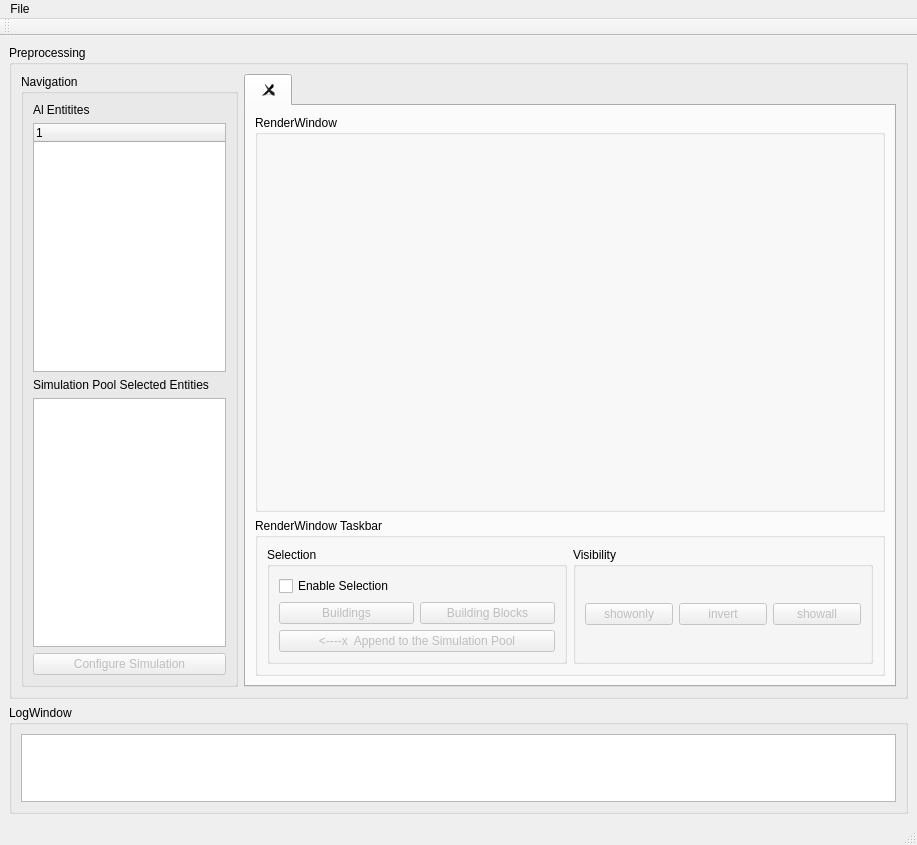
onaycan/3dCity_LOD1_rep, file gui_designer/ideas4all_city_simulator_gui.ui: the form before one commit.
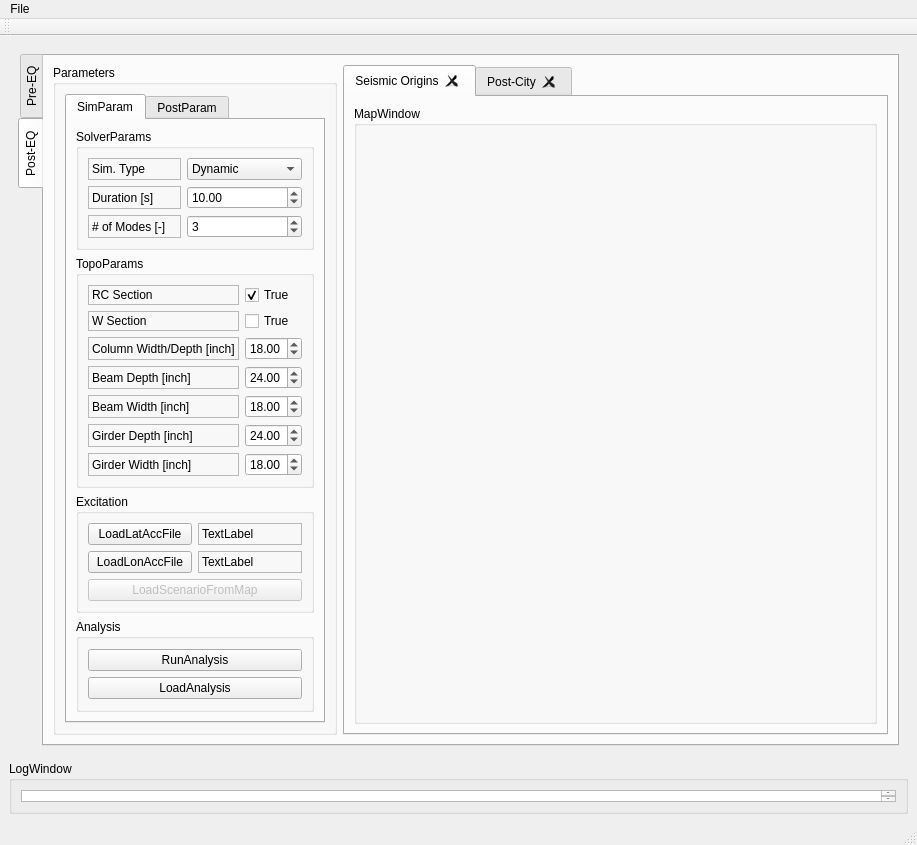
The form after the commit.

Diff of the .ui file:
```diff
--- a/gui_designer/ideas4all_city_simulator_gui.ui
+++ b/gui_designer/ideas4all_city_simulator_gui.ui
@@ -26,19 +26,29 @@
      <verstretch>8</verstretch>
     </sizepolicy>
    </property>
-   <layout class="QVBoxLayout" name="verticalLayout">
+   <layout class="QVBoxLayout" name="verticalLayout_8">
     <item>
-     <widget class="QGroupBox" name="groupBox_mainframe">
+     <widget class="QWidget" name="widget_mainframe" native="true">
       <property name="sizePolicy">
        <sizepolicy hsizetype="Preferred" vsizetype="Preferred">
         <horstretch>0</horstretch>
         <verstretch>6</verstretch>
        </sizepolicy>
       </property>
-      <property name="title">
-       <string>Preprocessing</string>
-      </property>
-      <layout class="QHBoxLayout" name="horizontalLayout_2">
+      <layout class="QHBoxLayout" name="horizontalLayout_8">
+       <item>
+        <widget class="QTabWidget" name="preeq_post_tabwidget">
+         <property name="tabPosition">
+          <enum>QTabWidget::West</enum>
+         </property>
+         <property name="currentIndex">
+          <number>1</number>
+         </property>
+         <widget class="QWidget" name="pretab">
+          <attribute name="title">
+           <string>Pre-EQ</string>
+          </attribute>
+          <layout class="QHBoxLayout" name="horizontalLayout_4">
        <item>
         <widget class="QGroupBox" name="groupBox">
          <property name="sizePolicy">
@@ -54,7 +64,7 @@
           <item>
            <widget class="QLabel" name="label_2">
             <property name="text">
-             <string>Al Entitites</string>
+                 <string>All Entitites</string>
             </property>
            </widget>
           </item>
@@ -112,7 +122,7 @@
            </sizepolicy>
           </property>
           <attribute name="title">
-           <string/>
+               <string>Pre-City</string>
           </attribute>
           <layout class="QVBoxLayout" name="verticalLayout_3">
            <item>
@@ -124,7 +134,7 @@
               </sizepolicy>
              </property>
              <property name="title">
-              <string>RenderWindow</string>
+                  <string>PreRenderWindow</string>
              </property>
              <layout class="QVBoxLayout" name="verticalLayout_5">
               <item>
@@ -247,6 +257,440 @@
                </widget>
               </item>
              </layout>
+                </widget>
+               </item>
+              </layout>
+             </widget>
+            </widget>
+           </item>
+          </layout>
+         </widget>
+         <widget class="QWidget" name="posttab">
+          <attribute name="title">
+           <string>Post-EQ</string>
+          </attribute>
+          <layout class="QHBoxLayout" name="horizontalLayout_9">
+           <item>
+            <widget class="QGroupBox" name="groupBox_4">
+             <property name="sizePolicy">
+              <sizepolicy hsizetype="Preferred" vsizetype="Preferred">
+               <horstretch>1</horstretch>
+               <verstretch>0</verstretch>
+              </sizepolicy>
+             </property>
+             <property name="title">
+              <string>Parameters</string>
+             </property>
+             <layout class="QHBoxLayout" name="horizontalLayout_6">
+              <item>
+               <widget class="QTabWidget" name="tabWidget_2">
+                <property name="currentIndex">
+                 <number>0</number>
+                </property>
+                <widget class="QWidget" name="simulation_tab">
+                 <attribute name="title">
+                  <string>SimParam</string>
+                 </attribute>
+                 <layout class="QVBoxLayout" name="verticalLayout_10">
+                  <item>
+                   <widget class="QGroupBox" name="groupBox_7">
+                    <property name="title">
+                     <string>SolverParams</string>
+                    </property>
+                    <property name="flat">
+                     <bool>true</bool>
+                    </property>
+                    <layout class="QGridLayout" name="gridLayout_2">
+                     <item row="0" column="0">
+                      <layout class="QGridLayout" name="gridLayout">
+                       <item row="1" column="0">
+                        <widget class="QLabel" name="label_3">
+                         <property name="frameShape">
+                          <enum>QFrame::StyledPanel</enum>
+                         </property>
+                         <property name="frameShadow">
+                          <enum>QFrame::Raised</enum>
+                         </property>
+                         <property name="text">
+                          <string>Sim. Type</string>
+                         </property>
+                        </widget>
+                       </item>
+                       <item row="1" column="1">
+                        <widget class="QComboBox" name="comboBox">
+                         <item>
+                          <property name="text">
+                           <string>Dynamic</string>
+                          </property>
+                         </item>
+                         <item>
+                          <property name="text">
+                           <string>Static Pushover</string>
+                          </property>
+                         </item>
+                        </widget>
+                       </item>
+                       <item row="2" column="0">
+                        <widget class="QLabel" name="label_4">
+                         <property name="frameShape">
+                          <enum>QFrame::StyledPanel</enum>
+                         </property>
+                         <property name="frameShadow">
+                          <enum>QFrame::Sunken</enum>
+                         </property>
+                         <property name="text">
+                          <string>Duration [s]</string>
+                         </property>
+                        </widget>
+                       </item>
+                       <item row="3" column="0">
+                        <widget class="QLabel" name="label_5">
+                         <property name="frameShape">
+                          <enum>QFrame::StyledPanel</enum>
+                         </property>
+                         <property name="text">
+                          <string># of Modes [-]</string>
+                         </property>
+                        </widget>
+                       </item>
+                       <item row="3" column="1">
+                        <widget class="QSpinBox" name="spinBox">
+                         <property name="value">
+                          <number>3</number>
+                         </property>
+                        </widget>
+                       </item>
+                       <item row="2" column="1">
+                        <widget class="QDoubleSpinBox" name="doubleSpinBox">
+                         <property name="value">
+                          <double>10.000000000000000</double>
+                         </property>
+                        </widget>
+                       </item>
+                      </layout>
+                     </item>
+                    </layout>
+                   </widget>
+                  </item>
+                  <item>
+                   <widget class="QGroupBox" name="groupBox_8">
+                    <property name="title">
+                     <string>TopoParams</string>
+                    </property>
+                    <property name="flat">
+                     <bool>true</bool>
+                    </property>
+                    <layout class="QGridLayout" name="gridLayout_4">
+                     <item row="0" column="0">
+                      <layout class="QGridLayout" name="gridLayout_3">
+                       <item row="1" column="0">
+                        <widget class="QLabel" name="label_7">
+                         <property name="frameShape">
+                          <enum>QFrame::StyledPanel</enum>
+                         </property>
+                         <property name="text">
+                          <string>W Section</string>
+                         </property>
+                        </widget>
+                       </item>
+                       <item row="6" column="0">
+                        <widget class="QLabel" name="label_10">
+                         <property name="frameShape">
+                          <enum>QFrame::StyledPanel</enum>
+                         </property>
+                         <property name="text">
+                          <string>Girder Width [inch]</string>
+                         </property>
+                        </widget>
+                       </item>
+                       <item row="3" column="0">
+                        <widget class="QLabel" name="label_9">
+                         <property name="frameShape">
+                          <enum>QFrame::StyledPanel</enum>
+                         </property>
+                         <property name="text">
+                          <string>Beam Depth [inch]</string>
+                         </property>
+                        </widget>
+                       </item>
+                       <item row="4" column="0">
+                        <widget class="QLabel" name="label_11">
+                         <property name="frameShape">
+                          <enum>QFrame::StyledPanel</enum>
+                         </property>
+                         <property name="text">
+                          <string>Beam Width [inch]</string>
+                         </property>
+                        </widget>
+                       </item>
+                       <item row="2" column="0">
+                        <widget class="QLabel" name="label_8">
+                         <property name="frameShape">
+                          <enum>QFrame::StyledPanel</enum>
+                         </property>
+                         <property name="text">
+                          <string>Column Width/Depth [inch]</string>
+                         </property>
+                        </widget>
+                       </item>
+                       <item row="5" column="0">
+                        <widget class="QLabel" name="label_12">
+                         <property name="frameShape">
+                          <enum>QFrame::StyledPanel</enum>
+                         </property>
+                         <property name="text">
+                          <string>Girder Depth [inch]</string>
+                         </property>
+                        </widget>
+                       </item>
+                       <item row="0" column="0">
+                        <widget class="QLabel" name="label_6">
+                         <property name="frameShape">
+                          <enum>QFrame::StyledPanel</enum>
+                         </property>
+                         <property name="text">
+                          <string>RC Section</string>
+                         </property>
+                        </widget>
+                       </item>
+                       <item row="0" column="1">
+                        <widget class="QCheckBox" name="checkBox">
+                         <property name="text">
+                          <string>True</string>
+                         </property>
+                         <property name="checked">
+                          <bool>true</bool>
+                         </property>
+                        </widget>
+                       </item>
+                       <item row="1" column="1">
+                        <widget class="QCheckBox" name="checkBox_2">
+                         <property name="text">
+                          <string>True</string>
+                         </property>
+                        </widget>
+                       </item>
+                       <item row="2" column="1">
+                        <widget class="QDoubleSpinBox" name="doubleSpinBox_2">
+                         <property name="minimum">
+                          <double>10.000000000000000</double>
+                         </property>
+                         <property name="maximum">
+                          <double>30.000000000000000</double>
+                         </property>
+                         <property name="value">
+                          <double>18.000000000000000</double>
+                         </property>
+                        </widget>
+                       </item>
+                       <item row="3" column="1">
+                        <widget class="QDoubleSpinBox" name="doubleSpinBox_3">
+                         <property name="minimum">
+                          <double>10.000000000000000</double>
+                         </property>
+                         <property name="maximum">
+                          <double>30.000000000000000</double>
+                         </property>
+                         <property name="value">
+                          <double>24.000000000000000</double>
+                         </property>
+                        </widget>
+                       </item>
+                       <item row="4" column="1">
+                        <widget class="QDoubleSpinBox" name="doubleSpinBox_4">
+                         <property name="minimum">
+                          <double>10.000000000000000</double>
+                         </property>
+                         <property name="maximum">
+                          <double>30.000000000000000</double>
+                         </property>
+                         <property name="value">
+                          <double>18.000000000000000</double>
+                         </property>
+                        </widget>
+                       </item>
+                       <item row="5" column="1">
+                        <widget class="QDoubleSpinBox" name="doubleSpinBox_5">
+                         <property name="minimum">
+                          <double>10.000000000000000</double>
+                         </property>
+                         <property name="maximum">
+                          <double>30.000000000000000</double>
+                         </property>
+                         <property name="value">
+                          <double>24.000000000000000</double>
+                         </property>
+                        </widget>
+                       </item>
+                       <item row="6" column="1">
+                        <widget class="QDoubleSpinBox" name="doubleSpinBox_6">
+                         <property name="minimum">
+                          <double>10.000000000000000</double>
+                         </property>
+                         <property name="maximum">
+                          <double>30.000000000000000</double>
+                         </property>
+                         <property name="value">
+                          <double>18.000000000000000</double>
+                         </property>
+                        </widget>
+                       </item>
+                      </layout>
+                     </item>
+                    </layout>
+                   </widget>
+                  </item>
+                  <item>
+                   <widget class="QGroupBox" name="groupBox_9">
+                    <property name="title">
+                     <string>Excitation</string>
+                    </property>
+                    <layout class="QVBoxLayout" name="verticalLayout_9">
+                     <item>
+                      <layout class="QGridLayout" name="gridLayout_5">
+                       <item row="1" column="0">
+                        <widget class="QPushButton" name="pushButton_2">
+                         <property name="text">
+                          <string>LoadLonAccFile</string>
+                         </property>
+                        </widget>
+                       </item>
+                       <item row="0" column="0">
+                        <widget class="QPushButton" name="pushButton">
+                         <property name="text">
+                          <string>LoadLatAccFile</string>
+                         </property>
+                        </widget>
+                       </item>
+                       <item row="0" column="1">
+                        <widget class="QLabel" name="label_13">
+                         <property name="frameShape">
+                          <enum>QFrame::StyledPanel</enum>
+                         </property>
+                         <property name="text">
+                          <string>TextLabel</string>
+                         </property>
+                        </widget>
+                       </item>
+                       <item row="1" column="1">
+                        <widget class="QLabel" name="label_14">
+                         <property name="frameShape">
+                          <enum>QFrame::StyledPanel</enum>
+                         </property>
+                         <property name="text">
+                          <string>TextLabel</string>
+                         </property>
+                        </widget>
+                       </item>
+                      </layout>
+                     </item>
+                     <item>
+                      <widget class="QPushButton" name="pushButton_3">
+                       <property name="enabled">
+                        <bool>false</bool>
+                       </property>
+                       <property name="text">
+                        <string>LoadScenarioFromMap</string>
+                       </property>
+                      </widget>
+                     </item>
+                    </layout>
+                   </widget>
+                  </item>
+                  <item>
+                   <widget class="QGroupBox" name="groupBox_10">
+                    <property name="title">
+                     <string>Analysis</string>
+                    </property>
+                    <layout class="QVBoxLayout" name="verticalLayout_12">
+                     <item>
+                      <layout class="QVBoxLayout" name="verticalLayout_11">
+                       <item>
+                        <widget class="QPushButton" name="pushButton_4">
+                         <property name="text">
+                          <string>RunAnalysis</string>
+                         </property>
+                        </widget>
+                       </item>
+                       <item>
+                        <widget class="QPushButton" name="pushButton_5">
+                         <property name="text">
+                          <string>LoadAnalysis</string>
+                         </property>
+                        </widget>
+                       </item>
+                      </layout>
+                     </item>
+                    </layout>
+                   </widget>
+                  </item>
+                 </layout>
+                </widget>
+                <widget class="QWidget" name="postprocessing_tab">
+                 <attribute name="title">
+                  <string>PostParam</string>
+                 </attribute>
+                </widget>
+               </widget>
+              </item>
+             </layout>
+            </widget>
+           </item>
+           <item>
+            <widget class="QTabWidget" name="Postprocessing_tabwidget">
+             <property name="sizePolicy">
+              <sizepolicy hsizetype="Expanding" vsizetype="Expanding">
+               <horstretch>7</horstretch>
+               <verstretch>0</verstretch>
+              </sizepolicy>
+             </property>
+             <property name="currentIndex">
+              <number>0</number>
+             </property>
+             <property name="tabsClosable">
+              <bool>true</bool>
+             </property>
+             <property name="movable">
+              <bool>true</bool>
+             </property>
+             <widget class="QWidget" name="tab_seismic_origins">
+              <attribute name="title">
+               <string>Seismic Origins</string>
+              </attribute>
+              <layout class="QVBoxLayout" name="verticalLayout_7">
+               <item>
+                <widget class="QGroupBox" name="groupBox_5">
+                 <property name="title">
+                  <string>MapWindow</string>
+                 </property>
+                 <layout class="QHBoxLayout" name="horizontalLayout_7">
+                  <item>
+                   <layout class="QHBoxLayout" name="horizontalLayout_2"/>
+                  </item>
+                 </layout>
+                </widget>
+               </item>
+              </layout>
+             </widget>
+             <widget class="QWidget" name="tab_postcity">
+              <attribute name="title">
+               <string>Post-City</string>
+              </attribute>
+              <layout class="QVBoxLayout" name="verticalLayout">
+               <item>
+                <widget class="QGroupBox" name="groupBox_6">
+                 <property name="title">
+                  <string>PostRenderWindow</string>
+                 </property>
+                 <layout class="QHBoxLayout" name="horizontalLayout_11">
+                  <item>
+                   <layout class="QHBoxLayout" name="vtkPostLayout"/>
+                  </item>
+                 </layout>
+                </widget>
+               </item>
+              </layout>
+             </widget>
             </widget>
            </item>
           </layout>
```
Lines whose indentation alone changed are shown as unchanged.
